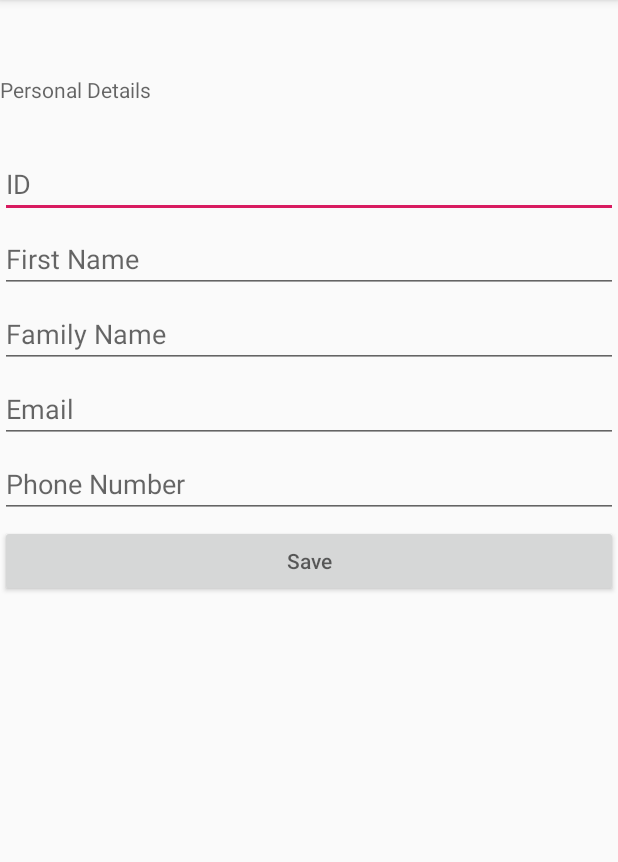
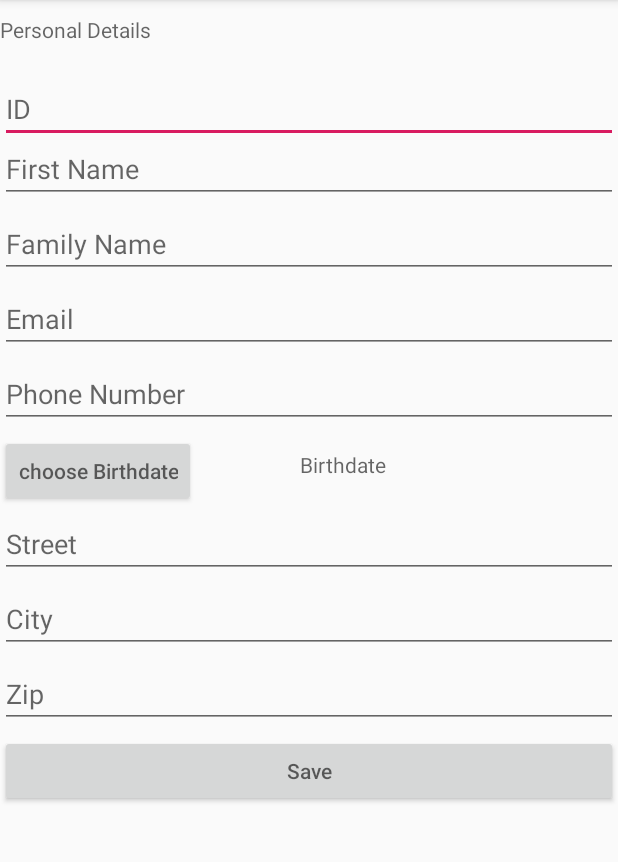
Before and after one commit to michael-lemberger/bureaucratMe-Android, an Android app: the HomeActivity screen opened directly, with no data from a screen before it, in the options menu, after a tap on "Personal Details", on a phone screen of 412 x 824 dp, the part 84-946 px from its top. Run offline under Robolectric (Android 15) with nearby library versions, the phone set to English and light mode, and no system bars; our stand-ins replace Firebase (no records; nobody signed in at launch, a user with empty details on screens opened directly); libraries missing offline, so code that uses them is left out: com.itextpdf.text.

Commit message:
fill PDF form and view PDF

```diff
--- a/app/build.gradle
+++ b/app/build.gradle
@@ -24,6 +24,7 @@ dependencies {
     implementation 'androidx.appcompat:appcompat:1.1.0'
     implementation 'androidx.constraintlayout:constraintlayout:1.1.3'
     implementation 'com.google.firebase:firebase-database:19.2.0'
+    implementation 'com.google.firebase:firebase-storage:16.0.4'
     testImplementation 'junit:junit:4.12'
     androidTestImplementation 'androidx.test.ext:junit:1.1.1'
     androidTestImplementation 'androidx.test.espresso:espresso-core:3.2.0'
@@ -37,7 +38,6 @@ dependencies {
 
 
     implementation 'com.itextpdf:itextg:5.5.10'
-
 }
 
 
--- /dev/null
+++ b/app/src/main/java/com/example/bureaucratme/DocumentActivity.java
@@ -0,0 +1,96 @@
+package com.example.bureaucratme;
+
+import androidx.appcompat.app.AppCompatActivity;
+
+import android.content.ActivityNotFoundException;
+import android.content.Intent;
+import android.net.Uri;
+import android.os.Bundle;
+import android.os.Environment;
+import android.util.Log;
+import android.view.View;
+import android.widget.Button;
+
+import com.google.firebase.auth.FirebaseAuth;
+import com.google.firebase.auth.FirebaseUser;
+import com.itextpdf.text.pdf.interfaces.PdfViewerPreferences;
+
+import java.io.File;
+
+public class DocumentActivity extends AppCompatActivity {
+
+    private Button btnSend, btnView, btnUpdate;
+    private FirebaseUser fu;
+    private FirebaseAuth mAuth;
+    FillDocument fd;
+
+    @Override
+    protected void onCreate(Bundle savedInstanceState) {
+        super.onCreate(savedInstanceState);
+        setContentView(R.layout.activity_document);
+
+        init();
+
+        mAuth = FirebaseAuth.getInstance();
+        fu = mAuth.getCurrentUser();
+        fd = new FillDocument(mAuth, fu);
+
+
+        viewDoc();
+        sendDoc();
+        updateDoc();
+    }
+
+    private void updateDoc() {
+        btnUpdate.setOnClickListener(new View.OnClickListener() {
+            @Override
+            public void onClick(View v) {
+                Intent intent = new Intent(DocumentActivity.this, PersonalDetailsActivity.class);
+                startActivity(intent);
+
+                fd.readFromDatabase();
+
+                fd.fillToPdf();
+            }
+        });
+    }
+
+    private void openDoc(){
+        File myFile = new File(Environment.getExternalStorageDirectory().getAbsolutePath() + "/NewPdf.pdf");
+        Intent intent = new Intent();
+        intent.setPackage("com.adobe.reader");
+        intent.setDataAndType(Uri.fromFile(myFile), "application/pdf");
+        startActivity(intent);
+    }
+
+    private void viewDoc() {
+        btnView.setOnClickListener(new View.OnClickListener() {
+            @Override
+            public void onClick(View v) {
+                fd.readFromDatabase();
+                fd.fillToPdf();
+
+                openDoc();
+            }
+        });
+    }
+
+    private void sendDoc(){
+        btnSend.setOnClickListener(new View.OnClickListener() {
+            @Override
+            public void onClick(View v) {
+                fd.readFromDatabase();
+                fd.fillToPdf();
+
+                // need to do
+
+            }
+        });
+    }
+
+    private void init() {
+        btnSend = findViewById(R.id.btnSend);
+        btnView = findViewById(R.id.btnView);
+        btnUpdate = findViewById(R.id.btnUpdate);
+    }
+}
--- /dev/null
+++ b/app/src/main/java/com/example/bureaucratme/FillDocument.java
@@ -0,0 +1,111 @@
+package com.example.bureaucratme;
+
+import android.os.Environment;
+
+import androidx.annotation.NonNull;
+
+import com.google.firebase.auth.FirebaseAuth;
+import com.google.firebase.auth.FirebaseUser;
+import com.google.firebase.database.DataSnapshot;
+import com.google.firebase.database.DatabaseError;
+import com.google.firebase.database.DatabaseReference;
+import com.google.firebase.database.FirebaseDatabase;
+import com.google.firebase.database.ValueEventListener;
+import com.itextpdf.text.pdf.AcroFields;
+import com.itextpdf.text.pdf.PdfReader;
+import com.itextpdf.text.pdf.PdfStamper;
+
+import java.io.FileOutputStream;
+import java.text.SimpleDateFormat;
+import java.util.Date;
+import java.util.HashMap;
+
+public class FillDocument {
+
+    private FirebaseUser fu;
+    private FirebaseAuth mAuth;
+    private FirebaseDatabase firebaseDatabase;
+    private DatabaseReference mReference;
+    private String src, dest;
+    private HashMap<String, String> map;
+
+
+    public FillDocument(FirebaseAuth mAuth, FirebaseUser fu) {
+        this.mAuth = FirebaseAuth.getInstance();
+        this.fu = mAuth.getCurrentUser();
+        this.firebaseDatabase = FirebaseDatabase.getInstance();
+        this.mReference = firebaseDatabase.getReference("Users");
+        this.map = new HashMap<>();
+        this.src = Environment.getExternalStorageDirectory().getAbsolutePath() + "/PdfToFill.pdf";
+        this.dest = Environment.getExternalStorageDirectory().getAbsolutePath() + "/NewPdf.pdf";
+    }
+
+    public FillDocument(FirebaseAuth mAuth, FirebaseUser fu, String src, String dest) {
+        this.mAuth = FirebaseAuth.getInstance();
+        this.fu = mAuth.getCurrentUser();
+        this.firebaseDatabase = FirebaseDatabase.getInstance();
+        this.mReference = firebaseDatabase.getReference("Users");
+        this.map = new HashMap<>();
+        this.src = src;
+        this.dest = dest;
+    }
+
+
+    public void readFromDatabase() {
+        mReference.addValueEventListener(new ValueEventListener() {
+            @Override
+            public void onDataChange(@NonNull DataSnapshot dataSnapshot) {
+                for(DataSnapshot ds : dataSnapshot.getChildren()) {
+                    if(ds.child("dbId").getValue().equals(fu.getUid())) {
+                        map.put("id", ds.child("id").getValue(String.class));
+                        map.put("email", ds.child("email").getValue(String.class));
+                        map.put("firstName", ds.child("firstName").getValue(String.class));
+                        map.put("lastName", ds.child("lastName").getValue(String.class));
+                        map.put("phone", ds.child("phoneNumber").getValue(String.class));
+                        map.put("birthDate", ds.child("birthdate").getValue(String.class));
+                        map.put("street", ds.child("street").getValue(String.class));
+                        map.put("city", ds.child("city").getValue(String.class));
+                        map.put("zip", ds.child("zip").getValue(String.class));
+                    }
+                }
+            }
+
+            @Override
+            public void onCancelled(@NonNull DatabaseError databaseError) {
+
+            }
+        });
+    }
+
+    public void fillToPdf() {
+        String x ;
+
+        try{
+            PdfReader reader = new PdfReader(src);
+            PdfStamper stamper = new PdfStamper(reader, new FileOutputStream(dest));
+
+            AcroFields form = stamper.getAcroFields();
+
+            for(String s : map.keySet()){
+                form.setField(s, map.get(s));
+            }
+
+            SimpleDateFormat currentDate = new SimpleDateFormat("dd/MM/yyyy");
+            Date todayDate = new Date();
+            String thisDate = currentDate.format(todayDate);
+
+            String fullAddress = map.get("street") + " " + map.get("city") + " " + map.get("zip");
+            String fullName = map.get("firstName") + " " + map.get("lastName");
+
+            form.setField("fullAddress", fullAddress);
+            form.setField("date5", thisDate);
+            form.setField("fullname5", fullName);
+
+            stamper.close();
+            reader.close();
+
+        } catch (Exception e) {
+
+        }
+    }
+}
--- a/app/src/main/java/com/example/bureaucratme/HomeActivity.java
+++ b/app/src/main/java/com/example/bureaucratme/HomeActivity.java
@@ -1,87 +1,73 @@
 package com.example.bureaucratme;
 
+import androidx.annotation.NonNull;
 import androidx.annotation.Nullable;
 import androidx.appcompat.app.AppCompatActivity;
 
 import android.content.Intent;
-import android.content.res.AssetManager;
-import android.graphics.pdf.PdfDocument;
-import android.graphics.pdf.PdfRenderer;
 import android.os.Bundle;
-import android.os.Environment;
-import android.preference.PreferenceManager;
 import android.view.Menu;
 import android.view.MenuInflater;
 import android.view.MenuItem;
 import android.view.View;
 import android.widget.Button;
-import android.widget.Switch;
 import android.widget.TextView;
 import android.widget.Toast;
 
 import com.google.firebase.auth.FirebaseAuth;
 import com.google.firebase.auth.FirebaseUser;
-import com.itextpdf.text.pdf.AcroFields;
-import com.itextpdf.text.pdf.PdfReader;
-
-import java.io.InputStream;
-import java.util.Set;
-
+import com.google.firebase.database.DatabaseReference;
+import com.google.firebase.database.FirebaseDatabase;
 
 public class HomeActivity extends AppCompatActivity {
 
-    FirebaseUser fu;
-    FirebaseAuth mAuth;
-    TextView txt;
-    private Button firstEntity;
+    private FirebaseUser fu;
+    private FirebaseAuth mAuth;
+    private TextView txt;
+    private Button firstEntity, secondEntity;
+    private FillDocument fp;
+    private FirebaseDatabase firebaseDatabase;
+    private DatabaseReference mReference;
 
-    Intent mi;
 
     @Override
     protected void onCreate(Bundle savedInstanceState) {
         super.onCreate(savedInstanceState);
-
         setContentView(R.layout.activity_home);
 
         txt = findViewById(R.id.textView123);
 
+        firebaseDatabase = FirebaseDatabase.getInstance();
+        mReference = firebaseDatabase.getReference("Users");
+
         mAuth = FirebaseAuth.getInstance();
-
         fu = mAuth.getCurrentUser();
 //        if(fu != null) { }
 
         init();
 
+        fp = new FillDocument(mAuth, fu);
+        fp.readFromDatabase();
+
         firstEntity.setOnClickListener(new View.OnClickListener() {
             @Override
             public void onClick(View v) {
-                getElementsFromPDF();
+                fp.fillToPdf();
+                Intent i = new Intent(HomeActivity.this, DocumentActivity.class);
+                startActivity(i);
             }
         });
 
-
+        secondEntity.setOnClickListener(new View.OnClickListener() {
+            @Override
+            public void onClick(View v) {
+//                fp.fillToPdf();
+                Intent i = new Intent(HomeActivity.this, DocumentActivity.class);
+                startActivity(i);
+            }
+        });
     }
 
-    private void getElementsFromPDF(){
-        String y = Environment.getExternalStorageDirectory().getAbsolutePath() + "/PdfToFill.pdf";
-
-        try{
-            PdfReader reader = new PdfReader( y );
-
-            AcroFields fields = reader.getAcroFields();
-
-            Set<String> fldNames = fields.getFields().keySet();
-
-            for (String fldName : fldNames) {
-                Toast.makeText(HomeActivity.this, fldName + ": " + fields.getField( fldName ), Toast.LENGTH_SHORT).show();
-            }
-
-
-        }catch (Exception e) {
-            Toast.makeText(HomeActivity.this, ""+ e.getMessage(), Toast.LENGTH_SHORT).show();
-
-        }
-    }
     @Override
     public boolean onCreateOptionsMenu(Menu menu) {
         MenuInflater inflater = getMenuInflater();
@@ -100,11 +86,8 @@ public class HomeActivity extends AppCompatActivity {
                 signOut();
                 break;
         }
-
         return true;
     }
-
-    // onClickListner for login button
 
     /**
      * sign out and return to main activity
@@ -122,5 +105,6 @@ public class HomeActivity extends AppCompatActivity {
 
     private void init(){
         firstEntity = findViewById(R.id.btnBir1);
+        secondEntity = findViewById(R.id.btnBir2);
     }
 }
--- a/app/src/main/java/com/example/bureaucratme/PersonalDetailsActivity.java
+++ b/app/src/main/java/com/example/bureaucratme/PersonalDetailsActivity.java
@@ -1,38 +1,62 @@
 package com.example.bureaucratme;
 
+import androidx.annotation.NonNull;
 import androidx.appcompat.app.AppCompatActivity;
 
+import android.app.DatePickerDialog;
+import android.content.Intent;
+import android.graphics.Color;
+import android.graphics.drawable.ColorDrawable;
 import android.os.Bundle;
+import android.util.Log;
 import android.view.View;
 import android.widget.Button;
+import android.widget.DatePicker;
 import android.widget.EditText;
+import android.widget.TextView;
 import android.widget.Toast;
 import com.google.firebase.auth.FirebaseAuth;
+import com.google.firebase.auth.FirebaseUser;
+import com.google.firebase.database.DataSnapshot;
+import com.google.firebase.database.DatabaseError;
 import com.google.firebase.database.DatabaseReference;
 import com.google.firebase.database.FirebaseDatabase;
+import com.google.firebase.database.ValueEventListener;
+import com.itextpdf.text.pdf.PdfDocument;
+import com.itextpdf.text.pdf.PdfReader;
 
+import java.util.Calendar;
 
 
 public class PersonalDetailsActivity extends AppCompatActivity {
     //class variables.
-    private Button btnSave;
-    private EditText id, firstName, familyName, phoneNumber, email;
-    DatabaseReference usersDataBase;
-    String dbId;
+    private Button btnSave, btnBirthdate;
+    private EditText etId, etFirstName, etLastName, etPhoneNumber, etEmail, etCity, etStreet, etZip;
+    private DatabaseReference usersDataBase;
+    private String dbId;
+    private DatePickerDialog.OnDateSetListener dpd;
+    private TextView tvBirthDate;
+    private FirebaseDatabase firebaseDatabase;
+    private DatabaseReference mReference;
+
+    FirebaseAuth mAuth;
+    FirebaseUser fu;
+
 
     @Override
     protected void onCreate(Bundle savedInstanceState) {
         super.onCreate(savedInstanceState);
-        //integrate between layout and activity
         setContentView(R.layout.activity_personal_details);
 
-        ////intitalize objects.
-        btnSave = (Button)findViewById(R.id.save);
-        id = (EditText)findViewById(R.id.id);
-        firstName = (EditText)findViewById(R.id.firstName);
-        familyName = (EditText)findViewById(R.id.familyName);
-        phoneNumber = (EditText)findViewById(R.id.phoneNumber);
-        email = (EditText)findViewById(R.id.email);
+            firebaseDatabase = FirebaseDatabase.getInstance();
+            mReference = firebaseDatabase.getReference("Users");
+
+        mAuth = FirebaseAuth.getInstance();
+        fu = mAuth.getCurrentUser();
+
+        init();
+
+        ReadFromDatabase();
 
        // initalize refernce to firebase database.
         usersDataBase = FirebaseDatabase.getInstance().getReference().child("Users");
@@ -44,15 +68,74 @@ public class PersonalDetailsActivity extends AppCompatActivity {
                 addUser();
             }
         });
+
+        chooseBirthdateButton();
+    }
+
+    private void chooseBirthdateButton() {
+        btnBirthdate.setOnClickListener(new View.OnClickListener(){
+            @Override
+            public void onClick(View view){
+                Calendar cal = Calendar.getInstance();
+                int year = cal.get(Calendar.YEAR);
+                int month = cal.get(Calendar.MONTH);
+                int day = cal.get(Calendar.DAY_OF_MONTH);
+
+                DatePickerDialog dialog = new DatePickerDialog(
+                        PersonalDetailsActivity.this, dpd, year, month, day);
+                dialog.getWindow().setBackgroundDrawable(new ColorDrawable(Color.TRANSPARENT));
+                dialog.show();
+            }
+        });
+
+        dpd = new DatePickerDialog.OnDateSetListener() {
+            @Override
+            public void onDateSet(DatePicker view, int year, int month, int dayOfMonth) {
+                ++month;
+                String date = dayOfMonth +"/" + month + "/" + year;
+
+                tvBirthDate.setText(date);
+            }
+        };
+    }
+
+    public void ReadFromDatabase() {
+        mReference.addValueEventListener(new ValueEventListener() {
+            @Override
+            public void onDataChange(@NonNull DataSnapshot dataSnapshot) {
+                for(DataSnapshot ds : dataSnapshot.getChildren()) {
+                    if(ds.child("dbId").getValue().equals(fu.getUid())) {
+                        etId.setText(ds.child("id").getValue(String.class));
+                        etFirstName.setText(ds.child("firstName").getValue(String.class));
+                        etLastName.setText(ds.child("lastName").getValue(String.class));
+                        etPhoneNumber.setText(ds.child("phoneNumber").getValue(String.class));
+                        etEmail.setText(ds.child("email").getValue(String.class));
+                        etStreet.setText(ds.child("street").getValue(String.class));
+                        etCity.setText(ds.child("city").getValue(String.class));
+                        etZip.setText(ds.child("zip").getValue(String.class));
+                        tvBirthDate.setText(ds.child("birthdate").getValue(String.class));
+                    }
+                }
+            }
+
+            @Override
+            public void onCancelled(@NonNull DatabaseError databaseError) {
+
+            }
+        });
     }
 
     //build user object and upload to data base
     private void addUser(){
-        String ID = id.getText().toString().trim();
-        String frstName = firstName.getText().toString().trim();
-        String lstName = familyName.getText().toString().trim();
-        String phNumber = phoneNumber.getText().toString().trim();
-        String eml = email.getText().toString().trim();
+        String ID = etId.getText().toString().trim();
+        String frstName = etFirstName.getText().toString().trim();
+        String lstName = etLastName.getText().toString().trim();
+        String phNumber = etPhoneNumber.getText().toString().trim();
+        String eml = etEmail.getText().toString().trim();
+        String strt = etStreet.getText().toString().trim();
+        String city = etCity.getText().toString().trim();
+        String zip = etZip.getText().toString().trim();
+        String birthdate = tvBirthDate.getText().toString().trim();
 
         //get the auth id of the current user.
         dbId = FirebaseAuth.getInstance().getCurrentUser().getUid();
@@ -68,7 +151,8 @@ public class PersonalDetailsActivity extends AppCompatActivity {
         else if (phNumber.length() < 9)
             Toast.makeText(this, "Error. Wrong Phone Number",Toast.LENGTH_SHORT).show();
         else {
-            Users user = new Users(ID, frstName, lstName, eml, phNumber, dbId);
+            Users user = new Users(ID, frstName, lstName, eml, phNumber, birthdate, strt, city, zip, dbId);
+
             //update user object to the adjusted database
             usersDataBase.child(dbId).setValue(user);
             Toast.makeText(this, "details updated",Toast.LENGTH_LONG).show();
@@ -100,6 +184,20 @@ public class PersonalDetailsActivity extends AppCompatActivity {
         return  false;
     }
 
+    //intitalize objects.
+    private void init(){
+        tvBirthDate = (TextView)findViewById(R.id.tvBirthDate);
+        etId = (EditText)findViewById(R.id.etId);
+        etFirstName = (EditText)findViewById(R.id.etFirstName);
+        etLastName = (EditText)findViewById(R.id.etFamilyName);
+        etPhoneNumber = (EditText)findViewById(R.id.etPhoneNumber);
+        etEmail = (EditText)findViewById(R.id.etEmail);
+        etStreet = (EditText)findViewById(R.id.etStreet);
+        etCity = (EditText)findViewById(R.id.etCity);
+        etZip = (EditText)findViewById(R.id.etZip);
+        btnBirthdate = (Button)findViewById(R.id.btnBirthDate);
+        btnSave = (Button)findViewById(R.id.btnSave);
 
+    }
 
 }
--- a/app/src/main/res/layout/activity_personal_details.xml
+++ b/app/src/main/res/layout/activity_personal_details.xml
@@ -7,16 +7,16 @@
     tools:context=".PersonalDetailsActivity">
 
     <TextView
-        android:id="@+id/personalDetails"
-        android:layout_marginTop="50dp"
+        android:id="@+id/tvPersonalDetails"
+        android:layout_marginTop="10dp"
         android:layout_width="match_parent"
         android:layout_height="wrap_content"
         android:hint="Personal Details"
         />
 
     <EditText
-        android:id="@+id/id"
-        android:layout_marginTop="100dp"
+        android:id="@+id/etId"
+        android:layout_marginTop="50dp"
         android:layout_width="match_parent"
         android:layout_height="wrap_content"
         android:hint="ID"
@@ -26,8 +26,8 @@
         />
 
     <EditText
-        android:id="@+id/firstName"
-        android:layout_marginTop="150dp"
+        android:id="@+id/etFirstName"
+        android:layout_marginTop="90dp"
         android:layout_width="match_parent"
         android:layout_height="wrap_content"
         android:hint="First Name"
@@ -36,8 +36,8 @@
         />
 
     <EditText
-        android:id="@+id/familyName"
-        android:layout_marginTop="200dp"
+        android:id="@+id/etFamilyName"
+        android:layout_marginTop="140dp"
         android:layout_width="match_parent"
         android:layout_height="wrap_content"
         android:hint="Family Name"
@@ -45,8 +45,8 @@
         android:inputType="text" />
 
     <EditText
-        android:id="@+id/email"
-        android:layout_marginTop="250dp"
+        android:id="@+id/etEmail"
+        android:layout_marginTop="190dp"
         android:layout_width="match_parent"
         android:layout_height="wrap_content"
         android:hint="Email"
@@ -54,8 +54,8 @@
         android:maxLines="1"/>
 
     <EditText
-        android:id="@+id/phoneNumber"
-        android:layout_marginTop="300dp"
+        android:id="@+id/etPhoneNumber"
+        android:layout_marginTop="240dp"
         android:layout_width="match_parent"
         android:layout_height="wrap_content"
         android:hint="Phone Number"
@@ -64,8 +64,50 @@
         android:maxLines="1"/>
 
     <Button
-        android:id="@+id/save"
-        android:layout_marginTop="350dp"
+        android:id="@+id/btnBirthDate"
+        android:layout_marginTop="290dp"
+        android:layout_width="wrap_content"
+        android:layout_height="wrap_content"
+        android:hint="choose Birthdate"/>
+
+    <TextView
+        android:id="@+id/tvBirthDate"
+        android:layout_marginTop="300dp"
+        android:layout_marginLeft="200dp"
+        android:layout_width="wrap_content"
+        android:layout_height="wrap_content"
+        android:hint="Birthdate"/>
+
+    <EditText
+        android:id="@+id/etStreet"
+        android:layout_marginTop="340dp"
+        android:layout_width="match_parent"
+        android:layout_height="wrap_content"
+        android:hint="Street"
+        android:maxLines="1"
+        android:inputType="text" />
+
+    <EditText
+        android:id="@+id/etCity"
+        android:layout_marginTop="390dp"
+        android:layout_width="match_parent"
+        android:layout_height="wrap_content"
+        android:hint="City"
+        android:maxLines="1"
+        android:inputType="text" />
+
+    <EditText
+        android:id="@+id/etZip"
+        android:layout_marginTop="440dp"
+        android:layout_width="match_parent"
+        android:layout_height="wrap_content"
+        android:hint="Zip"
+        android:maxLines="1"
+        android:inputType="number" />
+
+    <Button
+        android:id="@+id/btnSave"
+        android:layout_marginTop="490dp"
         android:layout_width="match_parent"
         android:layout_height="wrap_content"
         android:hint="Save" />
```
Also changed, not shown: app/src/main/AndroidManifest.xml (+14 -1 lines), app/src/main/java/com/example/bureaucratme/Users.java (+53 -102 lines), app/src/main/res/layout/activity_document.xml (added, +34 -0 lines).
